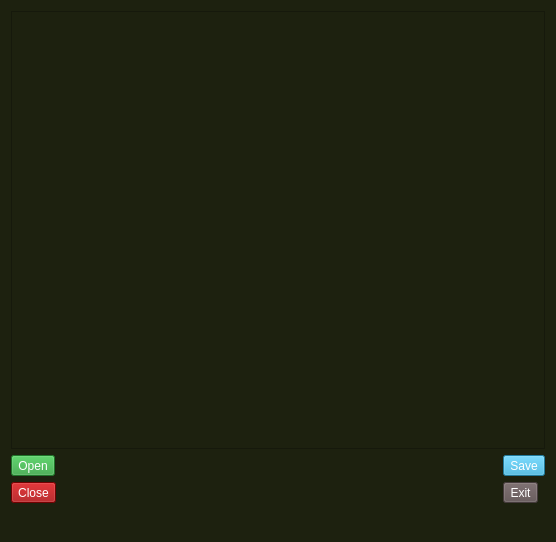
The window that 05_24_numfile/mainwindow.ui (bnoden/qt) describes before a commit, drawn with Qt 5.
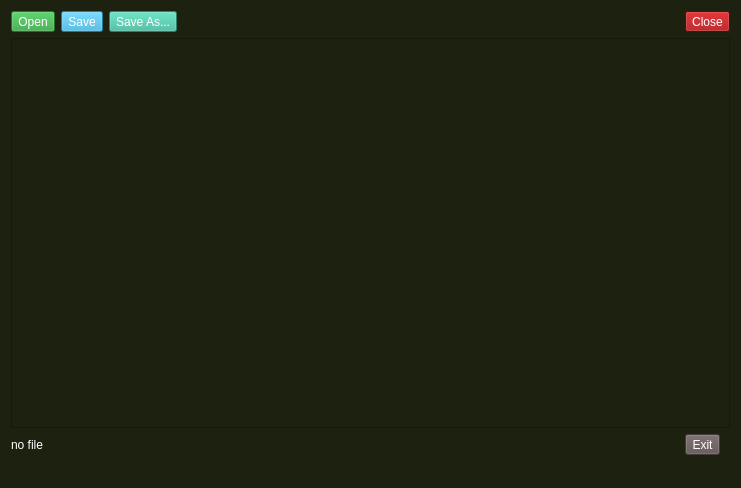
The same window after the commit.

The edit to the form file:
```diff
--- a/05_24_numfile/mainwindow.ui
+++ b/05_24_numfile/mainwindow.ui
@@ -6,8 +6,8 @@
    <rect>
     <x>0</x>
     <y>0</y>
-    <width>556</width>
-    <height>542</height>
+    <width>741</width>
+    <height>488</height>
    </rect>
   </property>
   <property name="windowTitle">
@@ -18,8 +18,19 @@
   </property>
   <widget class="QWidget" name="centralWidget">
    <layout class="QGridLayout" name="gridLayout">
-    <item row="1" column="2">
-     <widget class="QToolButton" name="btnSave">
+    <item row="0" column="0">
+     <widget class="QToolButton" name="btnOpen">
+      <property name="styleSheet">
+       <string notr="true">background-color: rgb(44, 162, 58);
+color: rgb(255, 255, 255);</string>
+      </property>
+      <property name="text">
+       <string>Open</string>
+      </property>
+     </widget>
+    </item>
+    <item row="0" column="1">
+     <widget class="QToolButton" name="btnSave_2">
       <property name="styleSheet">
        <string notr="true">background-color: rgb(45, 171, 217);
 color: rgb(255, 255, 255);</string>
@@ -29,18 +40,31 @@
       </property>
      </widget>
     </item>
-    <item row="2" column="2">
-     <widget class="QToolButton" name="btnExit">
+    <item row="0" column="2">
+     <widget class="QToolButton" name="btnSaveAs">
       <property name="styleSheet">
-       <string notr="true">background-color: rgb(95, 81, 82);
-color: rgb(255, 255, 255);</string>
+       <string notr="true">color: rgb(255, 255, 255);
+background-color: rgb(56, 182, 151);</string>
       </property>
       <property name="text">
-       <string>Exit</string>
+       <string>Save As...</string>
       </property>
      </widget>
     </item>
-    <item row="2" column="0">
+    <item row="0" column="3">
+     <spacer name="horizontalSpacer">
+      <property name="orientation">
+       <enum>Qt::Horizontal</enum>
+      </property>
+      <property name="sizeHint" stdset="0">
+       <size>
+        <width>516</width>
+        <height>20</height>
+       </size>
+      </property>
+     </spacer>
+    </item>
+    <item row="0" column="4">
      <widget class="QToolButton" name="btnClose">
       <property name="styleSheet">
        <string notr="true">background-color: rgb(159, 0, 2);
@@ -51,18 +75,7 @@
       </property>
      </widget>
     </item>
-    <item row="1" column="0">
-     <widget class="QToolButton" name="btnOpen">
-      <property name="styleSheet">
-       <string notr="true">background-color: rgb(44, 162, 58);
-color: rgb(255, 255, 255);</string>
-      </property>
-      <property name="text">
-       <string>Open</string>
-      </property>
-     </widget>
-    </item>
-    <item row="0" column="0" colspan="3">
+    <item row="1" column="0" colspan="5">
      <widget class="QTextEdit" name="fileView">
       <property name="styleSheet">
        <string notr="true">color: rgb(150, 208, 191);
@@ -70,13 +83,24 @@
       </property>
      </widget>
     </item>
-    <item row="1" column="1" rowspan="3">
+    <item row="2" column="0">
      <widget class="QLabel" name="numProc">
       <property name="styleSheet">
        <string notr="true">color: rgb(255, 255, 255);</string>
       </property>
       <property name="text">
-       <string/>
+       <string>no file</string>
+      </property>
+     </widget>
+    </item>
+    <item row="2" column="4">
+     <widget class="QToolButton" name="btnExit">
+      <property name="styleSheet">
+       <string notr="true">background-color: rgb(95, 81, 82);
+color: rgb(255, 255, 255);</string>
+      </property>
+      <property name="text">
+       <string>Exit</string>
       </property>
      </widget>
     </item>
```
Left out of the diff: 2 changed lines with no effect on the pictures.
